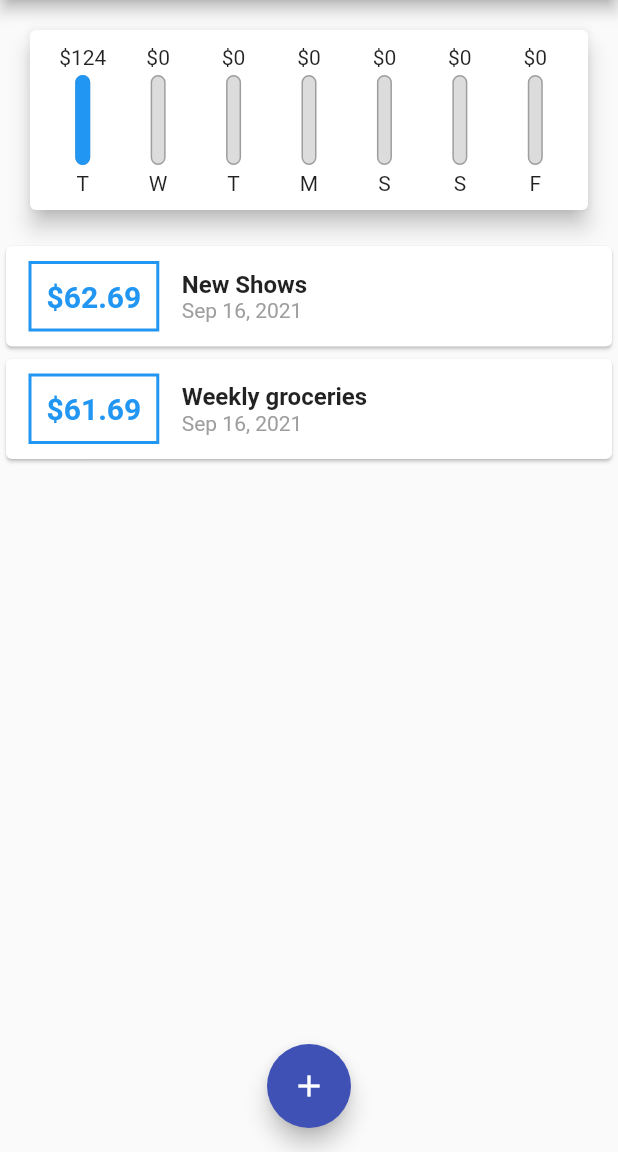
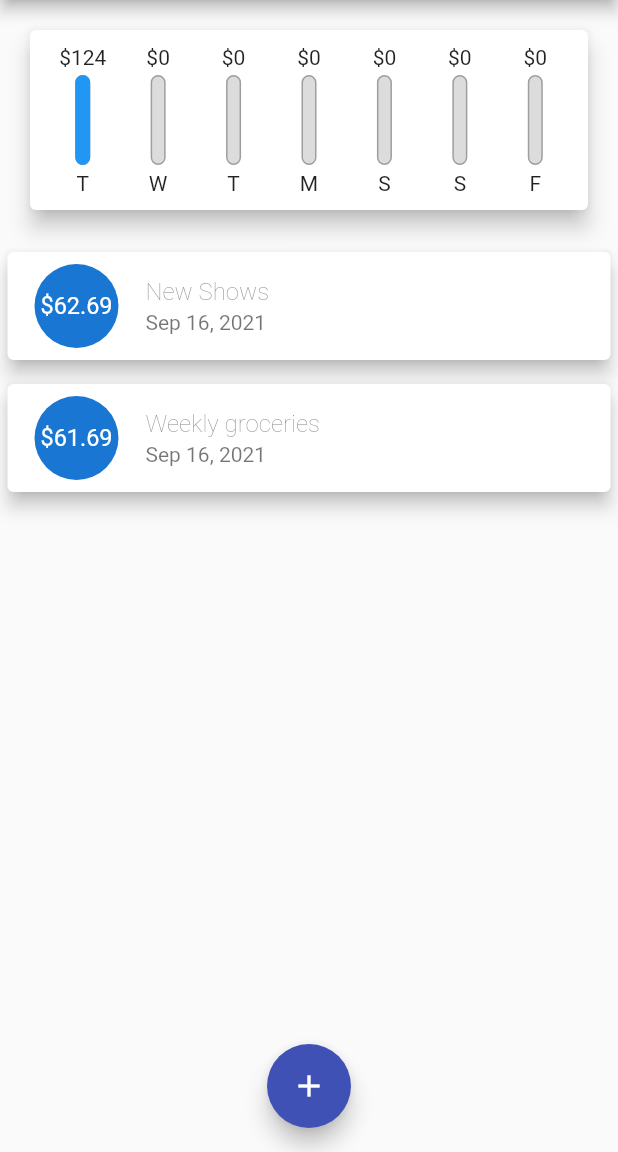
Before and after one commit to Roopaish/Flutter-RoadMap, a Flutter app: the screen it shows after launch, on a phone screen of 412 x 824 dp, the part 84-1236 px from its top. Run offline on Flutter 3.47's test engine with Material 2 defaults, Android fonts, the phone set to English and light mode, and no system bars.

Commit message:
ListTile for Transaction List

```diff
--- a/lib/expense/widgets/transaction_list.dart
+++ b/lib/expense/widgets/transaction_list.dart
@@ -21,48 +21,27 @@ class TransactionList extends StatelessWidget {
           : ListView.builder(
               itemBuilder: (ctx, index) {
                 return Card(
-                  child: Row(
-                    children: [
-                      Container(
-                        margin: EdgeInsets.symmetric(
-                          vertical: 10,
-                          horizontal: 15,
-                        ),
-                        decoration: BoxDecoration(
-                          border: Border.all(
-                            color: Theme.of(context).primaryColor,
-                            width: 2,
-                          ),
-                        ),
-                        padding: EdgeInsets.all(10),
-                        child: Text(
-                          '\$${transactions[index].amount.toStringAsFixed(2)}',
-                          style: TextStyle(
-                            fontWeight: FontWeight.w600,
-                            fontSize: 20,
-                            color: Theme.of(context).primaryColor,
-                          ),
-                        ),
+                  margin: EdgeInsets.symmetric(
+                    vertical: 8,
+                    horizontal: 5,
+                  ),
+                  elevation: 5,
+                  child: ListTile(
+                    leading: CircleAvatar(
+                      child: Padding(
+                        padding: EdgeInsets.all(6),
+                        child: FittedBox(
+                            child: Text('\$${transactions[index].amount}')),
                       ),
-                      Column(
-                        crossAxisAlignment: CrossAxisAlignment.start,
-                        children: [
-                          Text(
-                            transactions[index].title,
-                            style: TextStyle(
-                              fontSize: 16,
-                              fontWeight: FontWeight.bold,
-                            ),
-                          ),
-                          Text(
-                            DateFormat.yMMMd().format(transactions[index].date),
-                            style: TextStyle(
-                              color: Colors.grey,
-                            ),
-                          ),
-                        ],
-                      ),
-                    ],
+                      radius: 30,
+                    ),
+                    title: Text(
+                      transactions[index].title,
+                      style: Theme.of(context).textTheme.headline1,
+                    ),
+                    subtitle: Text(
+                      DateFormat.yMMMd().format(transactions[index].date),
+                    ),
                   ),
                 );
               },
```
Also changed, not shown: 1 other file.
